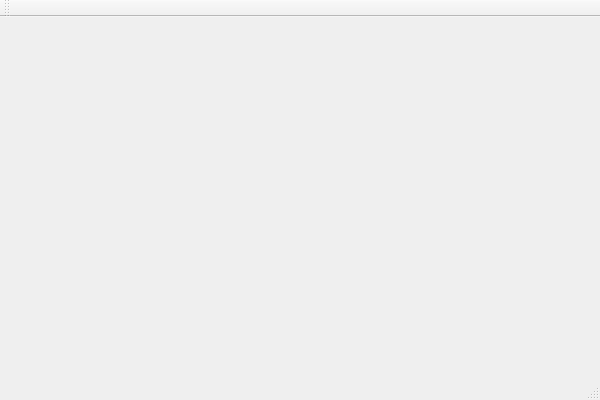
YulyIllarionov/MapVectorization, file MapVectorization/map-app/mapappmain.ui: the form before one commit.
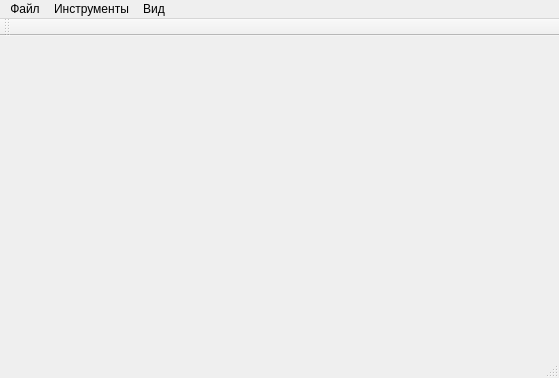
The form after the commit.

The edit to the form file:
```diff
--- a/MapVectorization/map-app/mapappmain.ui
+++ b/MapVectorization/map-app/mapappmain.ui
@@ -2,12 +2,12 @@
 <ui version="4.0">
  <class>mapAppMainClass</class>
  <widget class="QMainWindow" name="mapAppMainClass">
-  <property name="geometry">
+    <property name="geometry">
    <rect>
     <x>0</x>
     <y>0</y>
-    <width>600</width>
-    <height>400</height>
+    <width>559</width>
+    <height>378</height>
    </rect>
   </property>
   <property name="windowTitle">
@@ -19,10 +19,34 @@
     <rect>
      <x>0</x>
      <y>0</y>
-     <width>600</width>
-     <height>26</height>
+     <width>559</width>
+     <height>21</height>
     </rect>
    </property>
+   <widget class="QMenu" name="menu">
+    <property name="title">
+     <string>Файл</string>
+    </property>
+    <addaction name="OpenImage"/>
+   </widget>
+   <widget class="QMenu" name="menu_2">
+    <property name="title">
+     <string>Инструменты</string>
+    </property>
+    <addaction name="LayersEditor"/>
+    <addaction name="SharpenAction"/>
+   </widget>
+   <widget class="QMenu" name="menu_3">
+    <property name="title">
+     <string>Вид</string>
+    </property>
+    <addaction name="ZoomIn"/>
+    <addaction name="ZoomOut"/>
+    <addaction name="FitImage"/>
+   </widget>
+   <addaction name="menu"/>
+   <addaction name="menu_2"/>
+   <addaction name="menu_3"/>
   </widget>
   <widget class="QToolBar" name="mainToolBar">
    <attribute name="toolBarArea">
```
Left out of the diff: 46 changed lines with no effect on the pictures.
